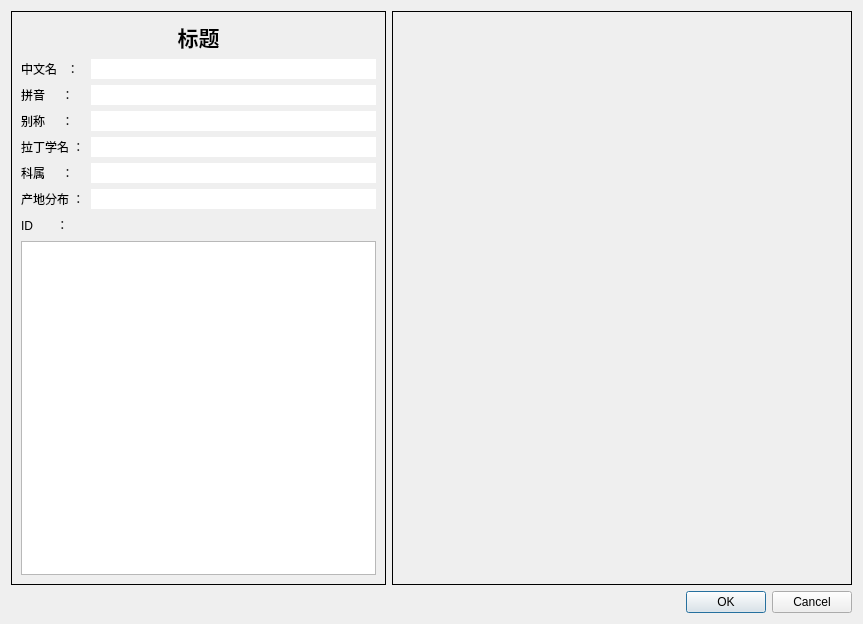
MChenLiang/TheShapeOfFlower, file UI/editItemDialog.ui: the form before one commit.
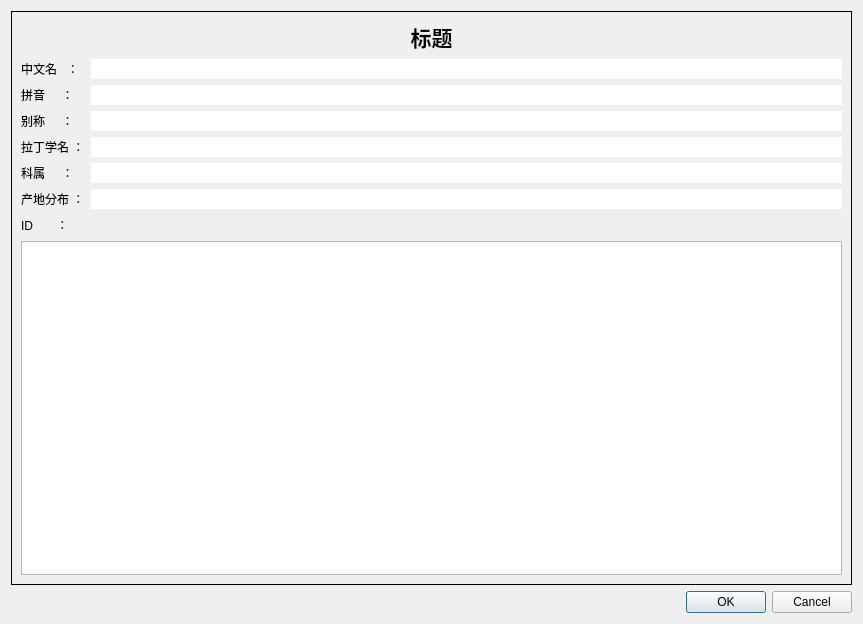
The form after the commit.

Diff of the .ui file:
```diff
--- a/UI/editItemDialog.ui
+++ b/UI/editItemDialog.ui
@@ -186,39 +186,6 @@
        </layout>
       </widget>
      </item>
-     <item>
-      <widget class="QFrame" name="frame_asset">
-       <property name="sizePolicy">
-        <sizepolicy hsizetype="Fixed" vsizetype="Expanding">
-         <horstretch>0</horstretch>
-         <verstretch>0</verstretch>
-        </sizepolicy>
-       </property>
-       <property name="minimumSize">
-        <size>
-         <width>460</width>
-         <height>0</height>
-        </size>
-       </property>
-       <property name="maximumSize">
-        <size>
-         <width>16777215</width>
-         <height>16777215</height>
-        </size>
-       </property>
-       <property name="frameShape">
-        <enum>QFrame::Box</enum>
-       </property>
-       <layout class="QVBoxLayout" name="verticalLayout_3">
-        <property name="spacing">
-         <number>0</number>
-        </property>
-        <property name="margin">
-         <number>0</number>
-        </property>
-       </layout>
-      </widget>
-     </item>
     </layout>
    </item>
    <item>
```
